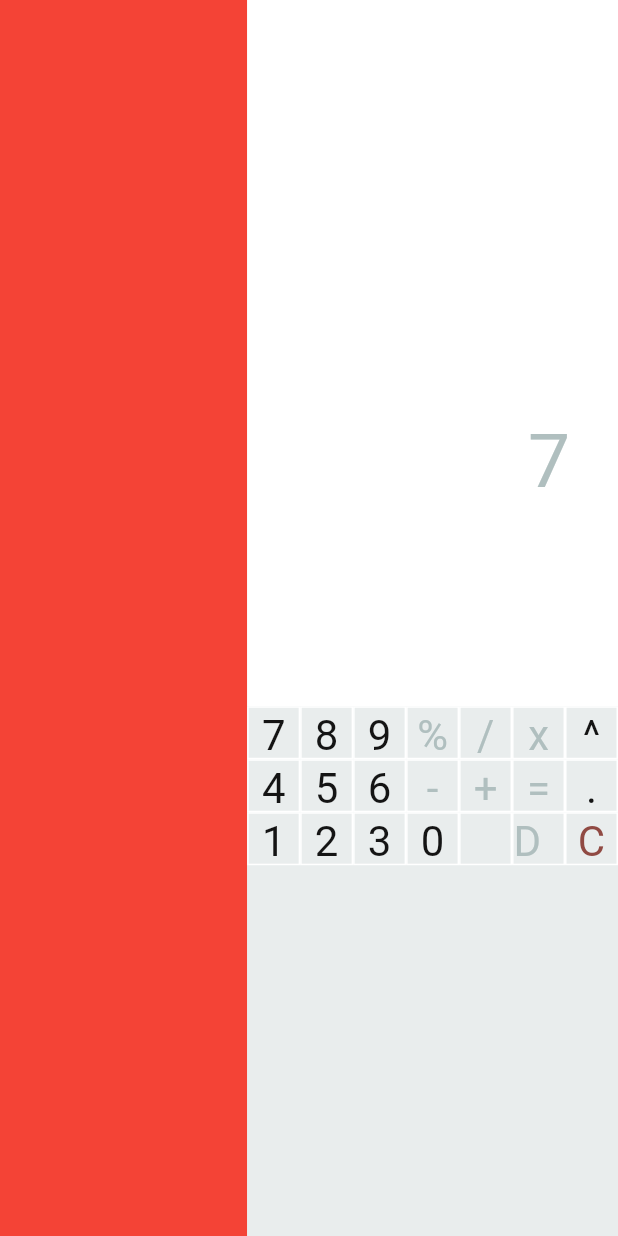
After one commit to zTomz/Flutter-Samples, a Flutter app: the DesktopCalculatorPage screen opened directly, after a tap on an icon or button, on a phone screen of 412 x 824 dp. The commit adds this screen. Run offline on Flutter 3.47's test engine with Material 3 defaults, Android fonts, the phone set to English and light mode, and no system bars.

Commit message:
Responsive design

```diff
--- /dev/null
+++ b/Calculator/calculator/devtools_options.yaml
@@ -0,0 +1 @@
+extensions:
--- a/Calculator/calculator/lib/calculator_button.dart
+++ b/Calculator/calculator/lib/calculator_button.dart
@@ -60,4 +60,11 @@ class CalculatorButton {
             context.read<CalculationProvider>().calculate();
           },
         );
+
+  CalculatorButton.empty()
+      : this(
+          text: "",
+          color: Colors.transparent,
+          onPressed: (_) {},
+        );
 }
--- a/Calculator/calculator/lib/main.dart
+++ b/Calculator/calculator/lib/main.dart
@@ -1,5 +1,5 @@
 import 'package:calculator/calculation_notifier.dart';
-import 'package:calculator/calculator_page.dart';
+import 'package:calculator/presentation/responsive_page.dart';
 import 'package:flutter/material.dart';
 import 'package:provider/provider.dart';
 
@@ -53,7 +53,7 @@ class MyApp extends StatelessWidget {
           ),
         ),
       ),
-      home: const CalculatorPage(),
+      home: const ResponsivePage(),
     );
   }
 }
--- /dev/null
+++ b/Calculator/calculator/lib/presentation/calculator_page/desktop.dart
@@ -0,0 +1,152 @@
+import 'package:calculator/calculation_notifier.dart';
+import 'package:calculator/calculator_button.dart';
+import 'package:flutter/material.dart';
+import 'package:provider/provider.dart';
+
+class DesktopCalculatorPage extends StatefulWidget {
+  const DesktopCalculatorPage({super.key});
+
+  @override
+  State<DesktopCalculatorPage> createState() => _DesktopCalculatorPageState();
+}
+
+class _DesktopCalculatorPageState extends State<DesktopCalculatorPage> {
+  String calculation = "";
+  String result = "";
+
+  List<CalculatorButton> buttons = [];
+
+  @override
+  void didChangeDependencies() {
+    super.didChangeDependencies();
+
+    buttons = [
+      CalculatorButton.number("7", context),
+      CalculatorButton.number("8", context),
+      CalculatorButton.number("9", context),
+      CalculatorButton.operator("%", context),
+      CalculatorButton.operator("/", context),
+      CalculatorButton.operator("x", context),
+      CalculatorButton.number("^", context),
+      CalculatorButton.number("4", context),
+      CalculatorButton.number("5", context),
+      CalculatorButton.number("6", context),
+      CalculatorButton.operator("-", context),
+      CalculatorButton.operator("+", context),
+      CalculatorButton.equal(context),
+      CalculatorButton.number(".", context),
+      CalculatorButton.number("1", context),
+      CalculatorButton.number("2", context),
+      CalculatorButton.number("3", context),
+      CalculatorButton.number("0", context),
+      CalculatorButton.empty(),
+      CalculatorButton.delete(context),
+      CalculatorButton.clear(context),
+    ];
+  }
+
+  @override
+  Widget build(BuildContext context) {
+    return Scaffold(
+      body: Row(
+        children: [
+          Container(
+            width: MediaQuery.of(context).size.width / 2.5,
+            color: Colors.red,
+          ),
+          Expanded(
+            child: Column(
+              children: [
+                Expanded(
+                  child: Container(
+                    padding: const EdgeInsets.all(32),
+                    color: Theme.of(context).colorScheme.background,
+                    alignment: Alignment.centerRight,
+                    child: Consumer(
+                      builder: (context,
+                          CalculationProvider calculationProvider, _) {
+                        return Column(
+                          mainAxisAlignment: MainAxisAlignment.end,
+                          crossAxisAlignment: CrossAxisAlignment.end,
+                          children: [
+                            Text(
+                              calculationProvider.calculation,
+                              textAlign: TextAlign.right,
+                              overflow: TextOverflow.ellipsis,
+                              maxLines: 5,
+                              style: Theme.of(context)
+                                  .textTheme
+                                  .headlineMedium
+                                  ?.copyWith(
+                                    color: Theme.of(context)
+                                        .colorScheme
+                                        .onSecondary,
+                                    fontSize: 50,
+                                  ),
+                            ),
+                            const SizedBox(height: 10),
+                            SingleChildScrollView(
+                              scrollDirection: Axis.horizontal,
+                              child: Text(
+                                calculationProvider.result.endsWith('.0')
+                                    ? calculationProvider.result
+                                        .replaceFirst('.0', '')
+                                    : calculationProvider.result,
+                                style: Theme.of(context)
+                                    .textTheme
+                                    .headlineLarge
+                                    ?.copyWith(fontSize: 70),
+                              ),
+                            ),
+                          ],
+                        );
+                      },
+                    ),
+                  ),
+                ),
+                Container(
+                  height: (MediaQuery.of(context).size.height / 7) * 3,
+                  color: Theme.of(context).colorScheme.secondary,
+                  child: GridView.builder(
+                    padding: EdgeInsets.zero,
+                    physics: const NeverScrollableScrollPhysics(),
+                    gridDelegate:
+                        const SliverGridDelegateWithFixedCrossAxisCount(
+                      crossAxisCount: 7,
+                    ),
+                    itemCount: buttons.length,
+                    itemBuilder: (BuildContext context, int index) {
+                      final calculatorButton = buttons[index];
+
+                      return MaterialButton(
+                        onPressed: () => calculatorButton.onPressed(context),
+                        padding: EdgeInsets.zero,
+                        child: Container(
+                          alignment: Alignment.center,
+                          decoration: BoxDecoration(
+                            border: Border.all(
+                              color: Theme.of(context).colorScheme.background,
+                            ),
+                          ),
+                          child: Text(
+                            calculatorButton.text,
+                            style: Theme.of(context)
+                                .textTheme
+                                .headlineMedium
+                                ?.copyWith(
+                                  color: calculatorButton.color,
+                                ),
+                          ),
+                        ),
+                      );
+                    },
+                  ),
+                ),
+              ],
+            ),
+          ),
+        ],
+      ),
+    );
+  }
+}
--- a/Calculator/calculator/lib/calculator_page.dart
+++ b/Calculator/calculator/lib/presentation/calculator_page/mobile.dart
@@ -1,17 +1,16 @@
 import 'package:calculator/calculation_notifier.dart';
 import 'package:calculator/calculator_button.dart';
-import 'package:flutter/cupertino.dart';
 import 'package:flutter/material.dart';
 import 'package:provider/provider.dart';
 
-class CalculatorPage extends StatefulWidget {
-  const CalculatorPage({super.key});
+class MobileCalculatorPage extends StatefulWidget {
+  const MobileCalculatorPage({super.key});
 
   @override
-  State<CalculatorPage> createState() => _CalculatorPageState();
+  State<MobileCalculatorPage> createState() => _MobileCalculatorPageState();
 }
 
-class _CalculatorPageState extends State<CalculatorPage> {
+class _MobileCalculatorPageState extends State<MobileCalculatorPage> {
   String calculation = "";
   String result = "";
 
@@ -99,7 +98,7 @@ class _CalculatorPageState extends State<CalculatorPage> {
               gridDelegate: const SliverGridDelegateWithFixedCrossAxisCount(
                 crossAxisCount: 4,
               ),
-              itemCount: 20,
+              itemCount: buttons.length,
               itemBuilder: (BuildContext context, int index) {
                 final calculatorButton = buttons[index];
 
--- /dev/null
+++ b/Calculator/calculator/lib/presentation/responsive_page.dart
@@ -0,0 +1,16 @@
+import 'package:calculator/presentation/calculator_page/desktop.dart';
+import 'package:calculator/presentation/calculator_page/mobile.dart';
+import 'package:flutter/material.dart';
+
+class ResponsivePage extends StatelessWidget {
+  const ResponsivePage({super.key});
+
+  @override
+  Widget build(BuildContext context) {
+    if (MediaQuery.of(context).size.width > 600) {
+      return const DesktopCalculatorPage();
+    }
+
+    return const MobileCalculatorPage();
+  }
+}
```
